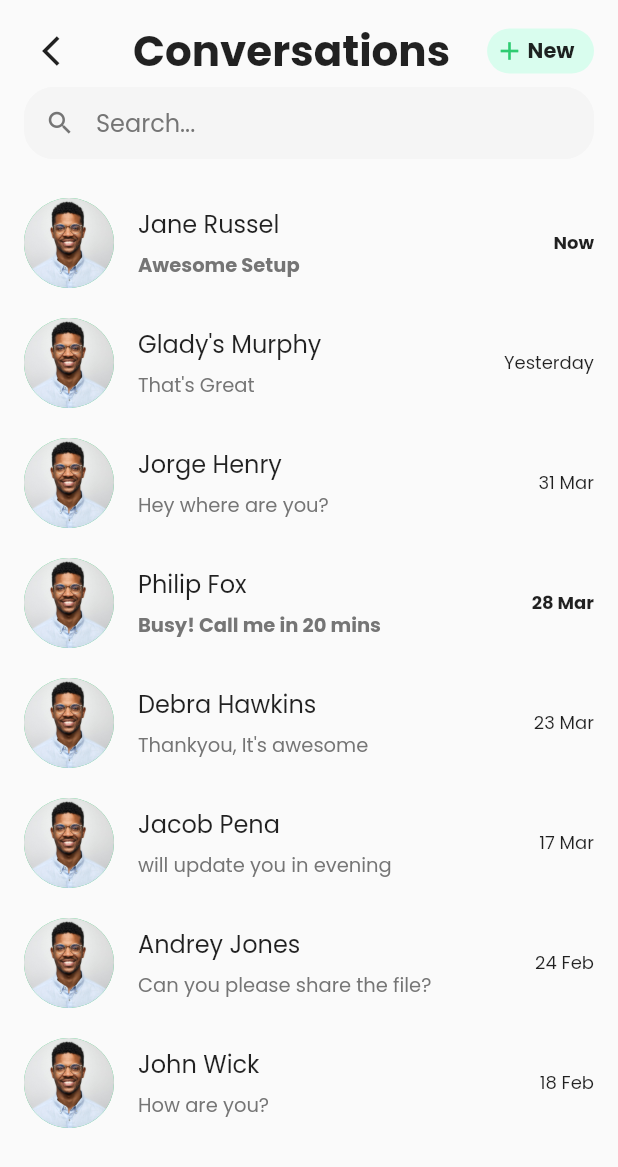
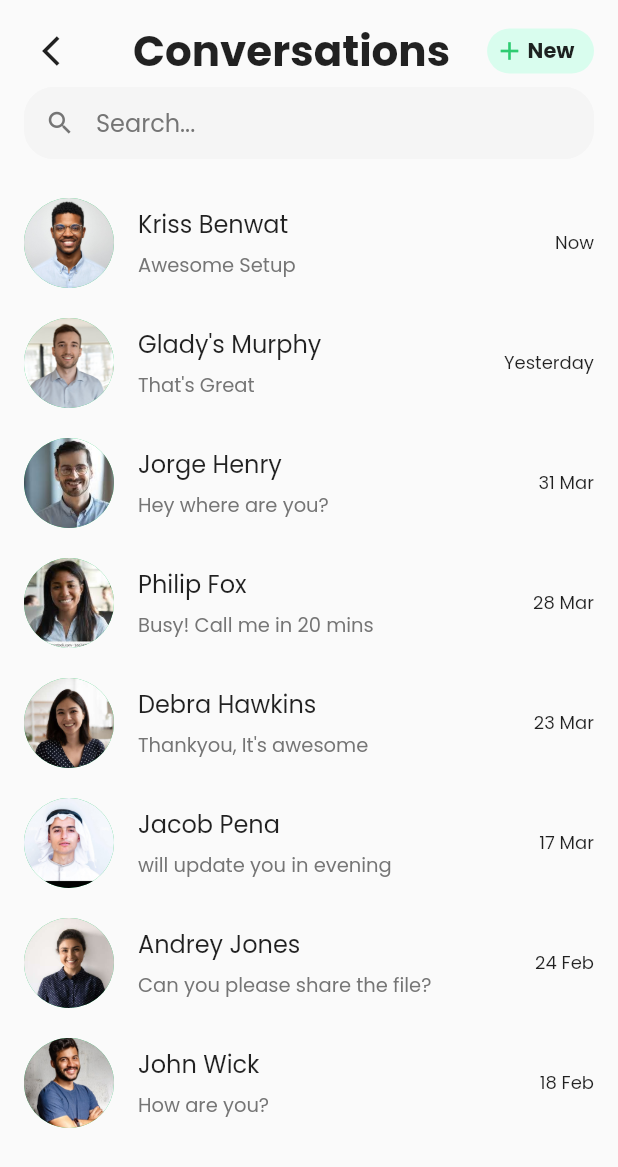
Before and after one commit to GroderApp/groder, a Flutter app: the ChatPage screen opened directly, on a phone screen of 412 x 824 dp. Shown: the top 1167 px of the screen. Run offline on Flutter 3.47's test engine with Material 2 defaults, Android fonts, the phone set to English and light mode, and no system bars; our stand-ins replace cloud_firestore, firebase_auth, firebase_core; missing offline and left inert: flappy_search_bar_ns; accounts and stored records are empty; statements that could not run were skipped.

Commit message:
added pictures
pictures added

```diff
--- a/lib/chat.dart
+++ b/lib/chat.dart
@@ -13,14 +13,14 @@ class ChatPage extends StatefulWidget {
 
 class _ChatPageState extends State<ChatPage> {
   List<ChatUsers> chatUsers = [
-  ChatUsers(name: "Jane Russel", messageText: "Awesome Setup", imageURL: "lib/assets/profile.jpeg", time: "Now"),
-  ChatUsers(name: "Glady's Murphy", messageText: "That's Great", imageURL: "lib/assets/profile.jpeg", time: "Yesterday"),
-  ChatUsers(name: "Jorge Henry", messageText: "Hey where are you?", imageURL: "lib/assets/profile.jpeg", time: "31 Mar"),
-  ChatUsers(name: "Philip Fox", messageText: "Busy! Call me in 20 mins", imageURL: "lib/assets/profile.jpeg", time: "28 Mar"),
-  ChatUsers(name: "Debra Hawkins", messageText: "Thankyou, It's awesome", imageURL: "lib/assets/profile.jpeg", time: "23 Mar"),
-  ChatUsers(name: "Jacob Pena", messageText: "will update you in evening", imageURL: "lib/assets/profile.jpeg", time: "17 Mar"),
-  ChatUsers(name: "Andrey Jones", messageText: "Can you please share the file?", imageURL: "lib/assets/profile.jpeg", time: "24 Feb"),
-  ChatUsers(name: "John Wick", messageText: "How are you?", imageURL: "lib/assets/profile.jpeg", time: "18 Feb"),
+  ChatUsers(name: "Kriss Benwat", messageText: "Awesome Setup", imageURL: "lib/assets/profile.jpeg", time: "Now"),
+  ChatUsers(name: "Glady's Murphy", messageText: "That's Great", imageURL: "lib/assets/profile2.jpg", time: "Yesterday"),
+  ChatUsers(name: "Jorge Henry", messageText: "Hey where are you?", imageURL: "lib/assets/profile3.jpeg", time: "31 Mar"),
+  ChatUsers(name: "Philip Fox", messageText: "Busy! Call me in 20 mins", imageURL: "lib/assets/profile4.jpeg", time: "28 Mar"),
+  ChatUsers(name: "Debra Hawkins", messageText: "Thankyou, It's awesome", imageURL: "lib/assets/profile5.jpg", time: "23 Mar"),
+  ChatUsers(name: "Jacob Pena", messageText: "will update you in evening", imageURL: "lib/assets/profile6.jpg", time: "17 Mar"),
+  ChatUsers(name: "Andrey Jones", messageText: "Can you please share the file?", imageURL: "lib/assets/profile7.jpg", time: "24 Feb"),
+  ChatUsers(name: "John Wick", messageText: "How are you?", imageURL: "lib/assets/profile8.jpeg", time: "18 Feb"),
   ];
 
   @override
--- a/lib/conversation_list.dart
+++ b/lib/conversation_list.dart
@@ -41,7 +41,7 @@ class _ConversationListState extends State<ConversationList> {
                         children: <Widget>[
                           Text(widget.name, style: TextStyle(fontSize: 16),),
                           SizedBox(height: 6,),
-                          Text(widget.messageText,style: TextStyle(fontSize: 13,color: Colors.grey.shade600, fontWeight: widget.isMessageRead?FontWeight.bold:FontWeight.normal),),
+                          Text(widget.messageText,style: TextStyle(fontSize: 13,color: Colors.grey.shade600, fontWeight: widget.isMessageRead?FontWeight.normal:FontWeight.normal),),
                         ],
                       ),
                     ),
@@ -49,7 +49,7 @@ class _ConversationListState extends State<ConversationList> {
                 ],
               ),
             ),
-            Text(widget.time,style: TextStyle(fontSize: 12,fontWeight: widget.isMessageRead?FontWeight.bold:FontWeight.normal),),
+            Text(widget.time,style: TextStyle(fontSize: 12,fontWeight: widget.isMessageRead?FontWeight.normal:FontWeight.normal),),
           ],
         ),
       ),
--- a/lib/order_fulfillment.dart
+++ b/lib/order_fulfillment.dart
@@ -1,7 +1,6 @@
 import 'dart:math';
 
 import 'package:flutter/material.dart';
-import 'package:groder/payment_page.dart';
 import 'package:groder/shared/groder_colors.dart';
 
 class OrderFulfillment extends StatefulWidget {
--- a/pubspec.yaml
+++ b/pubspec.yaml
@@ -35,7 +35,6 @@ dependencies:
   cupertino_icons: ^1.0.2
   http: ^0.13.4
   flappy_search_bar_ns: ^2.0.2
-  flutter_stripe: ^2.0.1
   firebase_core: ^1.8.0
   firebase_analytics: ^8.3.4
   firebase_auth: ^3.1.4
```
Also changed, not shown: lib/assets/profile2.jpg (added), lib/assets/profile3.jpeg (added), lib/assets/profile4.jpeg (added), lib/assets/profile5.jpg (added), lib/assets/profile6.jpg (added), lib/assets/profile7.jpg (added), lib/assets/profile8.jpeg (added), lib/assets/profile9.jpg (added), pubspec.lock.
